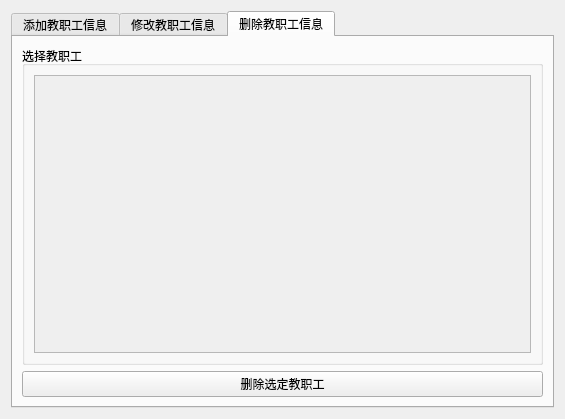
MrEdge123/homework, file Database/DBDS/teacherui.ui: the form before one commit.
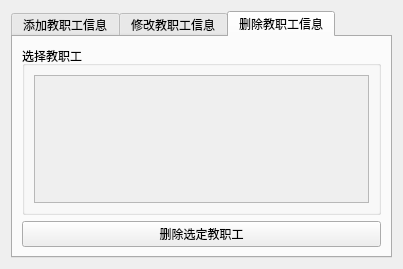
The form after the commit. The open tabs and pages were chosen to show the change.

Patch:
```diff
--- a/Database/DBDS/teacherui.ui
+++ b/Database/DBDS/teacherui.ui
@@ -6,8 +6,8 @@
    <rect>
     <x>0</x>
     <y>0</y>
-    <width>565</width>
-    <height>419</height>
+    <width>347</width>
+    <height>246</height>
    </rect>
   </property>
   <property name="windowTitle">
@@ -415,8 +415,8 @@
               <rect>
                <x>0</x>
                <y>0</y>
-               <width>501</width>
-               <height>295</height>
+               <width>299</width>
+               <height>149</height>
               </rect>
              </property>
             </widget>
```
